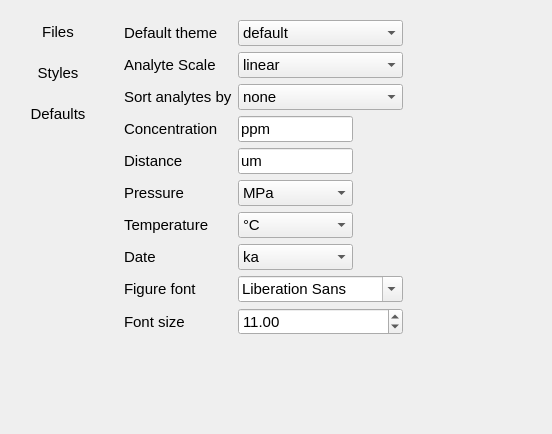
Before: the Qt Designer form designer/PreferencesWindow.ui in dhasterok/LaserMapExplorer, drawn with Qt 5; both pictures show x 0 to 552 and y 0 to 434 of the 552 by 640 pixel window.
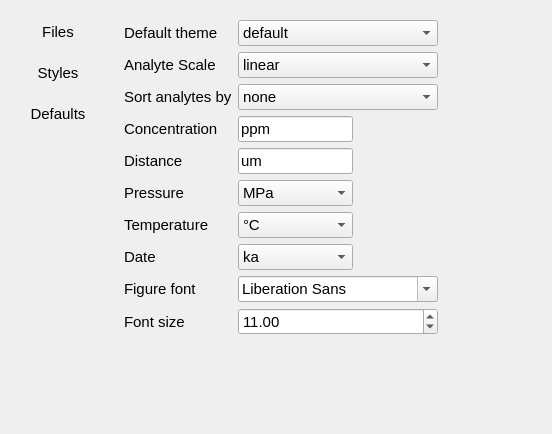
After: the same form once the commit is applied. The open tabs and pages were chosen to show the change. Icons and pictures are not drawn.

The edit to the form file:
```diff
--- a/designer/PreferencesWindow.ui
+++ b/designer/PreferencesWindow.ui
@@ -323,7 +323,7 @@
       <rect>
        <x>10</x>
        <y>10</y>
-       <width>279</width>
+       <width>314</width>
        <height>337</height>
       </rect>
      </property>
```
Left out of the diff: 4 changed lines with no effect on the pictures.
